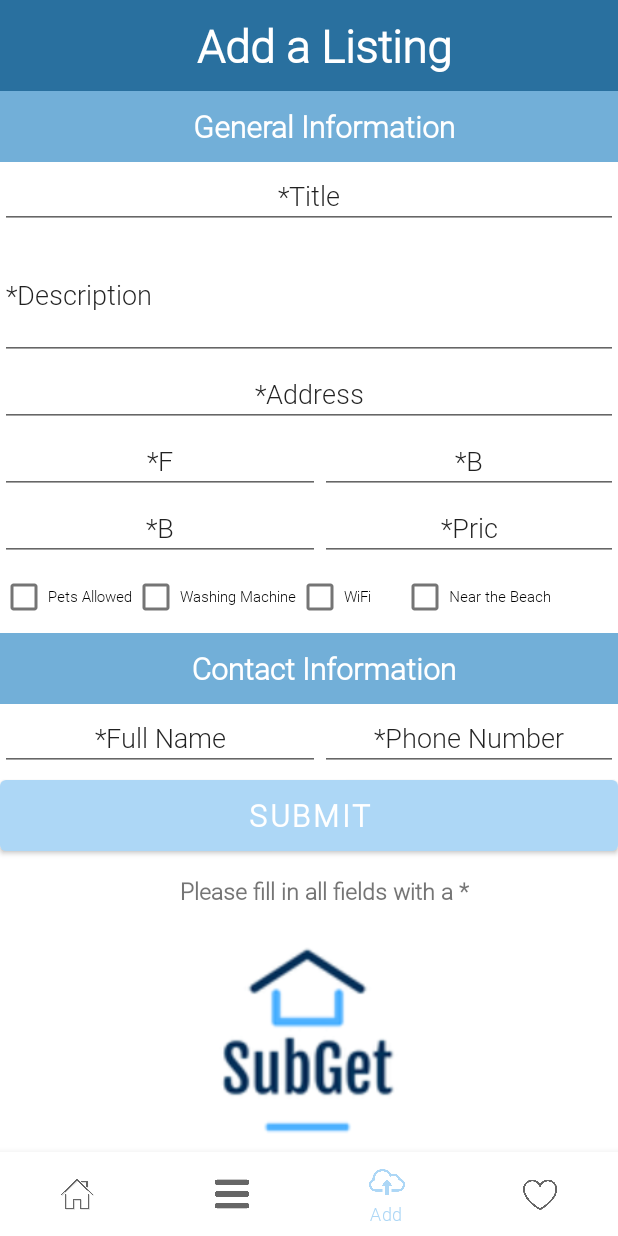
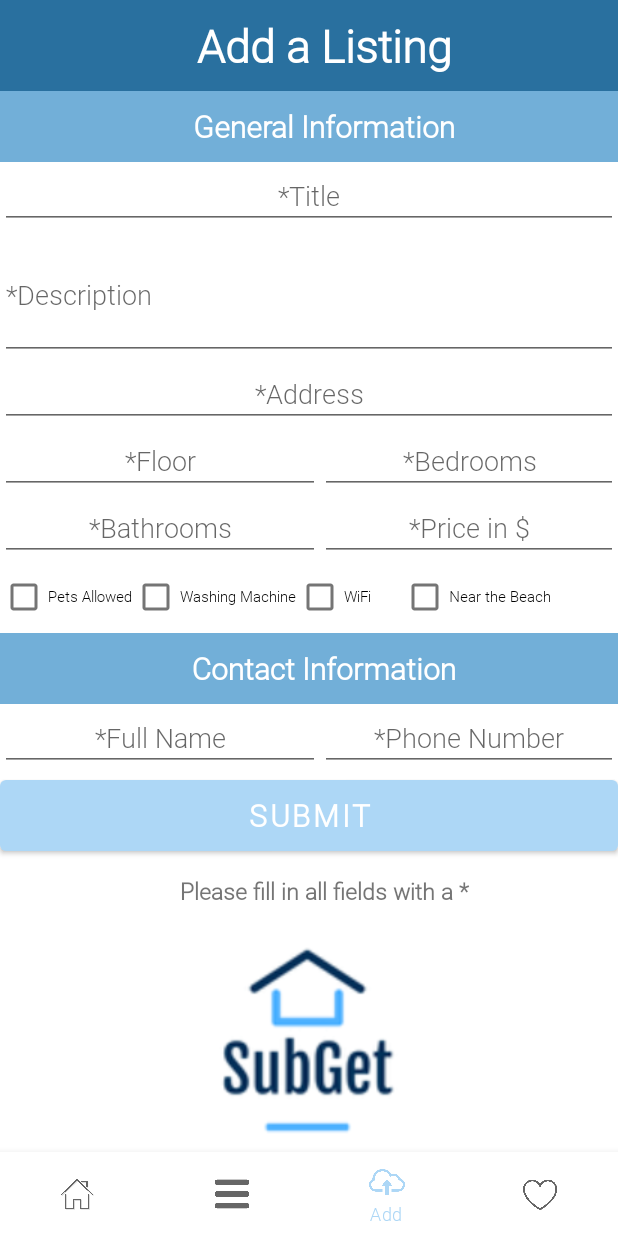
Before and after one commit to OmerGeva/SubGet-client, an Android app: the AddListingFragment screen opened through its navigation route, on a phone screen of 412 x 824 dp. Run offline under Robolectric (Android 15) with nearby library versions, the phone set to English and light mode, and no system bars; our stand-ins replace Dagger/Hilt's generated code, navigation-ui; 3 statements that could not run were skipped.

```diff
--- /dev/null
+++ b/app/src/main/java/com/example/subget/utils/ConnectionUtil.kt
@@ -0,0 +1,23 @@
+package com.example.subget.utils
+
+import android.app.AlertDialog
+import android.content.Context
+import android.net.ConnectivityManager
+import androidx.core.content.ContextCompat
+import com.example.subget.R
+
+fun Context.internetEnabled(): Boolean {
+    val connectionManager = ContextCompat.getSystemService(
+        this,
+        ConnectivityManager::class.java
+    ) as ConnectivityManager
+    val networkInfo = connectionManager.activeNetworkInfo
+    return !(networkInfo == null || !networkInfo.isConnected)
+}
+
+fun Context.dialog(message: String) {
+    val dialog = AlertDialog.Builder(this)
+    dialog.setMessage(message)
+    dialog.setPositiveButton(getString(R.string.ok)) { dialog, _ -> dialog.cancel() }
+    dialog.create().show()
+}
--- a/app/src/main/res/layout/fragment_add_listing.xml
+++ b/app/src/main/res/layout/fragment_add_listing.xml
@@ -49,7 +49,7 @@
                 android:layout_height="wrap_content"
                 android:ems="10"
                 android:inputType="textPersonName"
-                android:text="@string/upload_title"
+                android:hint="@string/upload_title"
                 android:gravity="center"
                 android:paddingBottom="10dp"
                 android:paddingTop="10dp"/>
@@ -61,7 +61,7 @@
                 android:ems="10"
                 android:lines="3"
                 android:inputType="textMultiLine"
-                android:text="@string/upload_description"
+                android:hint="@string/upload_description"
                 android:paddingBottom="10dp"
                 android:paddingTop="10dp"/>
 
@@ -71,7 +71,7 @@
                 android:layout_height="wrap_content"
                 android:ems="10"
                 android:inputType="textPostalAddress"
-                android:text="@string/upload_address"
+                android:hint="@string/upload_address"
                 android:gravity="center"
                 android:paddingBottom="10dp"
                 android:paddingTop="10dp"/>
@@ -87,7 +87,7 @@
                     android:layout_height="wrap_content"
                     android:ems="10"
                     android:inputType="number"
-                    android:text="@string/upload_floor"
+                    android:hint="@string/upload_floor"
                     android:maxLength="2"
                     android:gravity="center"
                     android:paddingBottom="10dp"
@@ -99,7 +99,7 @@
                     android:layout_height="wrap_content"
                     android:ems="10"
                     android:inputType="number"
-                    android:text="@string/upload_bedrooms"
+                    android:hint="@string/upload_bedrooms"
                     android:gravity="center"
                     android:paddingBottom="10dp"
                     android:paddingTop="10dp"
@@ -119,7 +119,7 @@
                     android:layout_height="wrap_content"
                     android:ems="10"
                     android:inputType="number"
-                    android:text="@string/upload_bathrooms"
+                    android:hint="@string/upload_bathrooms"
                     android:gravity="center"
                     android:paddingBottom="10dp"
                     android:paddingTop="10dp"
@@ -132,7 +132,7 @@
                     android:ems="10"
                     android:digits="0123456789"
                     android:inputType="phone"
-                    android:text="@string/upload_price"
+                    android:hint="@string/upload_price"
                     android:maxLength="5"
                     android:gravity="center"
                     android:paddingBottom="10dp"
@@ -213,7 +213,7 @@
                     android:layout_height="wrap_content"
                     android:ems="10"
                     android:inputType="textPersonName"
-                    android:text="@string/upload_full_name"
+                    android:hint="@string/upload_full_name"
                     android:gravity="center"
                     android:paddingBottom="10dp"
                     android:paddingTop="10dp"/>
@@ -224,7 +224,7 @@
                     android:layout_height="wrap_content"
                     android:ems="10"
                     android:inputType="phone"
-                    android:text="@string/upload_phone_number"
+                    android:hint="@string/upload_phone_number"
                     android:gravity="center"
                     android:paddingBottom="10dp"
                     android:paddingTop="10dp"/>
--- a/app/src/main/res/layout/fragment_home.xml
+++ b/app/src/main/res/layout/fragment_home.xml
@@ -71,7 +71,7 @@
         android:text="@string/good_company" />
 
     <LinearLayout
-        android:id="@+id/LL"
+        android:id="@+id/data_display"
         android:layout_width="match_parent"
         android:layout_height="wrap_content"
         android:orientation="vertical"
--- a/app/src/main/res/values/strings.xml
+++ b/app/src/main/res/values/strings.xml
@@ -57,7 +57,22 @@
     <string name="onboard_second">Looking to lease it?"</string>
     <string name="onboard_third">Upload your listing to SubGet and get great exposure!</string>
     <string name="onboard_fourth">FINISH</string>
-
+    <string name="internet_connection">This feature is only available with an internet connection! Please enable internet connection and restart the app!</string>
+    <string name="null_message">Something went wrong! Please check your internet connection and restart the app</string>
+    <string name="error_dialog">\"Ooops, we\'ve encountered the following error: \"</string>
+    <string name="error_dialog_cont">. Please try again later!</string>
+    <string name="success">Successfully uploaded your Listing!</string>
+    <string name="fill_title">Must fill in title!</string>
+    <string name="fill_description">Must fill in description!</string>
+    <string name="fill_address">Must fill in address!</string>
+    <string name="fill_floor">Must fill in this option!</string>
+    <string name="fill_bathroom">Must fill in this option!</string>
+    <string name="fill_price">Must fill in price!</string>
+    <string name="fill_contact">Must fill in name!</string>
+    <string name="fill_phone">Must fill in phone number!</string>
+    <string name="ok">OK</string>
+    <string name="dollar">$</string>
+    <string name="error_map">Couldn\'t find the address on the map!</string>
 
 
 </resources>
```
Also changed, not shown: app/src/main/java/com/example/subget/ui/add_listing/AddListingFragment.kt (+37 -54 lines), app/src/main/java/com/example/subget/ui/home/HomeFragment.kt (+20 -23 lines), app/src/main/java/com/example/subget/ui/listing_detail/DetailsFragment.kt (+24 -32 lines), app/src/main/java/com/example/subget/ui/listings/ListingsFragment.kt (+25 -32 lines).
